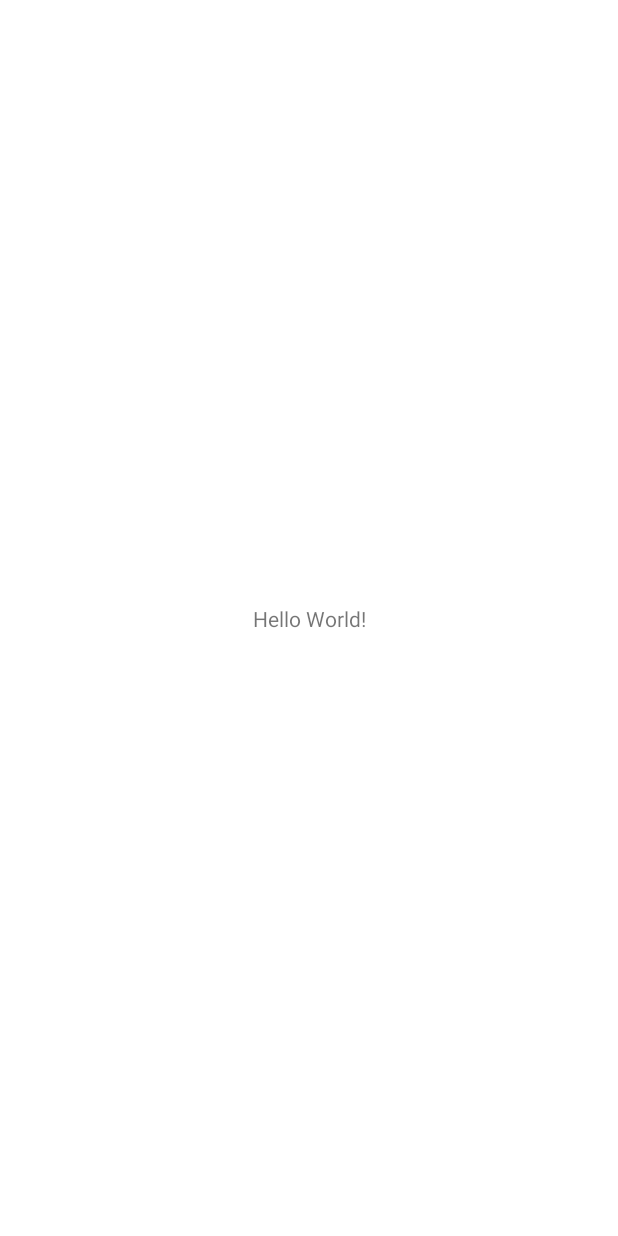
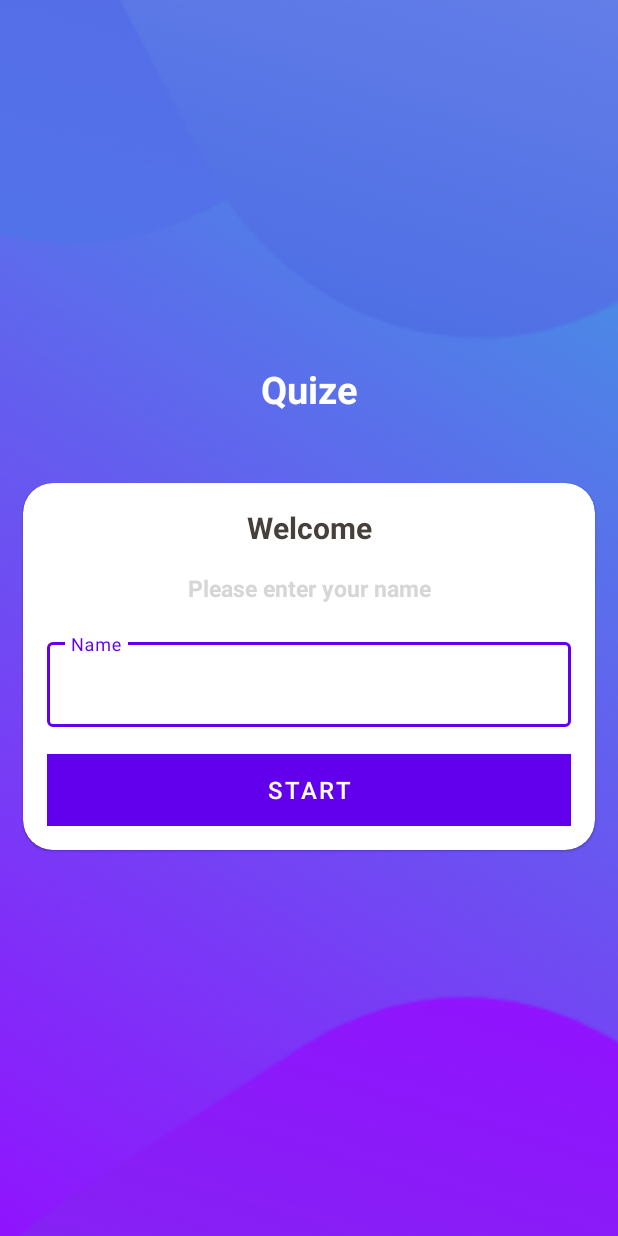
Before and after one commit to clamp1981/MyQuizApp, an Android app: the screen it shows after launch (MainActivity), on a phone screen of 412 x 824 dp. Before the commit the screen is almost empty. Run offline under Robolectric (Android 15) with nearby library versions, the phone set to English and light mode, and no system bars.

Commit message:
style : Set main view UI

```diff
--- a/app/src/main/res/layout/activity_main.xml
+++ b/app/src/main/res/layout/activity_main.xml
@@ -1,18 +1,94 @@
 <?xml version="1.0" encoding="utf-8"?>
-<androidx.constraintlayout.widget.ConstraintLayout xmlns:android="http://schemas.android.com/apk/res/android"
+<LinearLayout xmlns:android="http://schemas.android.com/apk/res/android"
     xmlns:app="http://schemas.android.com/apk/res-auto"
     xmlns:tools="http://schemas.android.com/tools"
     android:layout_width="match_parent"
     android:layout_height="match_parent"
+    android:orientation="vertical"
+    android:gravity="center"
+    android:background="@drawable/ic_bg"
     tools:context=".MainActivity">
 
     <TextView
-        android:layout_width="wrap_content"
+        android:layout_width="match_parent"
         android:layout_height="wrap_content"
-        android:text="Hello World!"
+        android:text="@string/main_title"
+        android:textSize="25dp"
+        android:textStyle="bold"
+        android:textColor="@color/white"
+        android:gravity="center"
+        android:layout_marginBottom="30dp"
         app:layout_constraintBottom_toBottomOf="parent"
         app:layout_constraintLeft_toLeftOf="parent"
         app:layout_constraintRight_toRightOf="parent"
         app:layout_constraintTop_toTopOf="parent" />
 
-</androidx.constraintlayout.widget.ConstraintLayout>
+    <com.google.android.material.card.MaterialCardView
+        android:layout_width="match_parent"
+        android:layout_height="wrap_content"
+        android:background="@color/white"
+        android:layout_margin="15dp"
+        app:cardCornerRadius="20dp">
+        <LinearLayout
+            android:layout_width="match_parent"
+            android:layout_height="wrap_content"
+            android:orientation="vertical"
+            android:layout_margin="16dp"
+            >
+
+            <TextView
+                android:layout_width="match_parent"
+                android:layout_height="wrap_content"
+                android:text="@string/main_subtitle01"
+                android:textSize="20dp"
+                android:textStyle="bold"
+                android:textColor="#463f3a"
+                android:gravity="center"
+                app:layout_constraintBottom_toBottomOf="parent"
+                app:layout_constraintLeft_toLeftOf="parent"
+                app:layout_constraintRight_toRightOf="parent"
+                app:layout_constraintTop_toTopOf="parent" />
+
+            <TextView
+                android:layout_width="match_parent"
+                android:layout_height="wrap_content"
+                android:text="@string/main_subtitle02"
+                android:textSize="15dp"
+                android:textStyle="bold"
+                android:textColor="#d6d6d6"
+                android:gravity="center"
+                android:layout_marginTop="16dp"
+                app:layout_constraintBottom_toBottomOf="parent"
+                app:layout_constraintLeft_toLeftOf="parent"
+                app:layout_constraintRight_toRightOf="parent"
+                app:layout_constraintTop_toTopOf="parent" />
+
+            <com.google.android.material.textfield.TextInputLayout
+                android:layout_width="match_parent"
+                android:layout_height="wrap_content"
+                android:layout_marginTop="20dp"
+                style="@style/Widget.MaterialComponents.TextInputLayout.OutlinedBox" >
+                <androidx.appcompat.widget.AppCompatEditText
+                    android:layout_width="match_parent"
+                    android:layout_height="wrap_content"
+                    android:hint="@string/tbox_hint"
+                    android:inputType="textCapWords"
+                    android:textColor="#363a43"
+                    android:textColorHint="#7a8089"
+                    />
+
+            </com.google.android.material.textfield.TextInputLayout>
+
+            <Button
+                android:layout_width="match_parent"
+                android:layout_height="wrap_content"
+                android:layout_marginTop="18dp"
+                android:background="@color/design_default_color_primary"
+                android:text="@string/main_btn"
+                android:textColor="@color/white"
+                android:textSize="16dp" />
+
+        </LinearLayout>
+    </com.google.android.material.card.MaterialCardView>
+
+</LinearLayout>
--- a/app/src/main/res/values/strings.xml
+++ b/app/src/main/res/values/strings.xml
@@ -1,3 +1,8 @@
 <resources>
     <string name="app_name">MyQuizApp</string>
+    <string name="main_title">Quize</string>
+    <string name="main_subtitle01">Welcome</string>
+    <string name="main_subtitle02">Please enter your name</string>
+    <string name="tbox_hint">Name</string>
+    <string name="main_btn">START</string>
 </resources>
--- a/app/src/main/res/values/themes.xml
+++ b/app/src/main/res/values/themes.xml
@@ -1,5 +1,6 @@
 <resources xmlns:tools="http://schemas.android.com/tools">
     <!-- Base application theme. -->
+    //타이틀 없는 앱
     <style name="Theme.MyQuizApp" parent="Theme.MaterialComponents.DayNight.NoActionBar">
         <!-- Primary brand color. -->
         <item name="colorPrimary">@color/purple_500</item>
@@ -12,5 +13,6 @@
         <!-- Status bar color. -->
         <item name="android:statusBarColor" tools:targetApi="l">?attr/colorPrimaryVariant</item>
         <!-- Customize your theme here. -->
+        <item name ="android:windowFullscreen">true</item> //풀 화면으로 셋팅
     </style>
 </resources>
```
Also changed, not shown: app/src/main/res/drawable/ic_bg.png (added).
